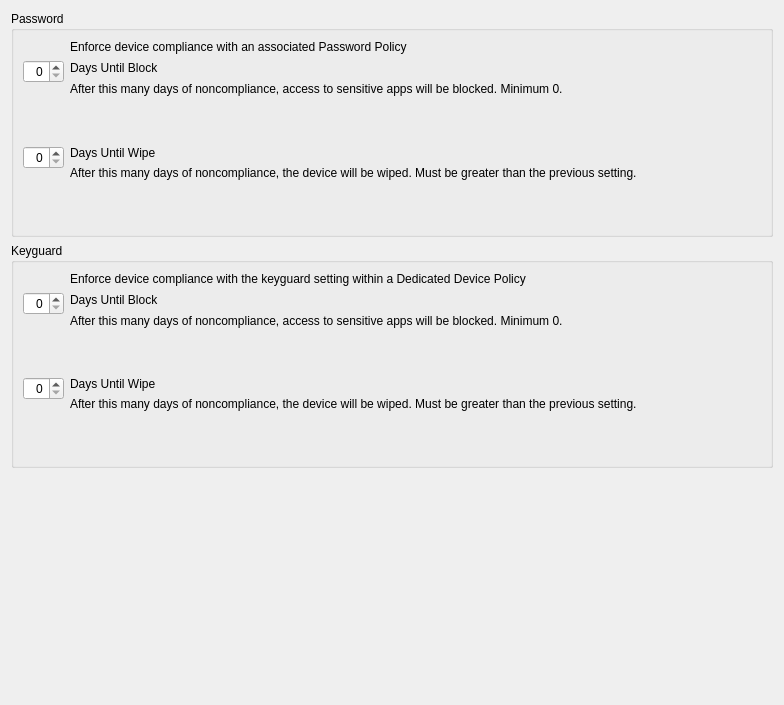
Before: the Qt Designer form FWAdminLib/PolicyEditor/GooglePolicyEditor/GoogleDeviceComplianceWidget.ui in fw-dev/translations, drawn with Qt 5.
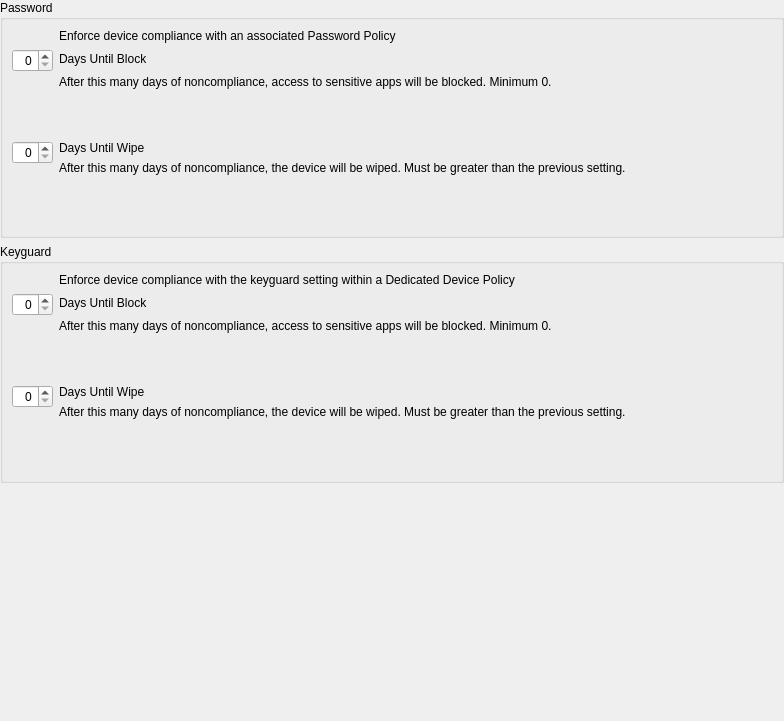
After: the same form once the commit is applied.

```diff
--- a/FWAdminLib/PolicyEditor/GooglePolicyEditor/GoogleDeviceComplianceWidget.ui
+++ b/FWAdminLib/PolicyEditor/GooglePolicyEditor/GoogleDeviceComplianceWidget.ui
@@ -7,7 +7,7 @@
     <x>0</x>
     <y>0</y>
     <width>784</width>
-    <height>705</height>
+    <height>721</height>
    </rect>
   </property>
   <property name="sizePolicy">
@@ -26,6 +26,18 @@
    <string>Form</string>
   </property>
   <layout class="QVBoxLayout" name="verticalLayout_5">
+   <property name="leftMargin">
+    <number>0</number>
+   </property>
+   <property name="topMargin">
+    <number>0</number>
+   </property>
+   <property name="rightMargin">
+    <number>0</number>
+   </property>
+   <property name="bottomMargin">
+    <number>0</number>
+   </property>
    <item>
     <widget class="QGroupBox" name="passwordGroupBox">
      <property name="title">
```
